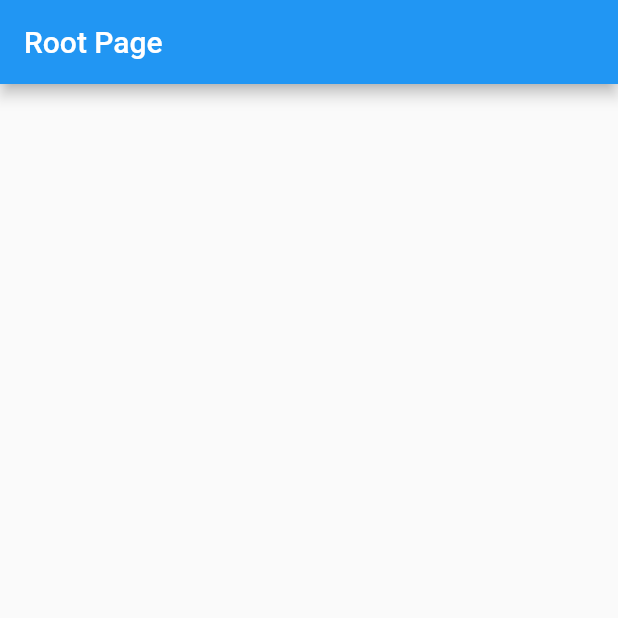
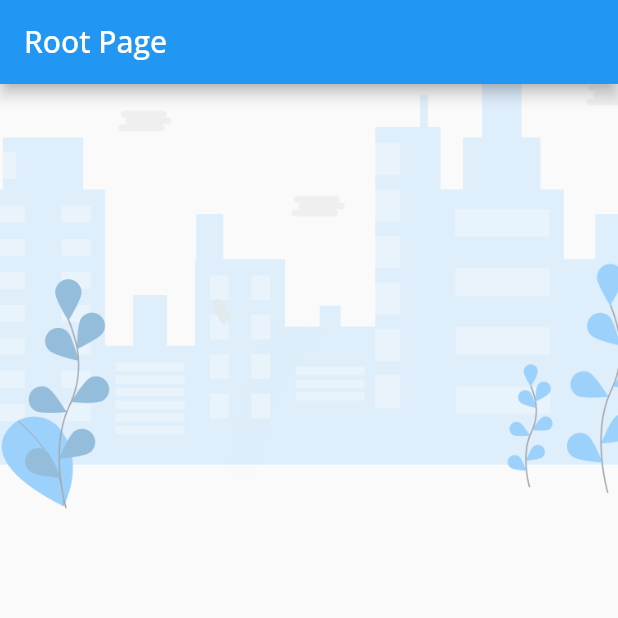
Before and after one commit to CNDvn/ParkingApp-Mobile, a Flutter app: the screen it shows after launch, on a phone screen of 412 x 824 dp, the top half of it. Run offline on Flutter 3.47's test engine with Material 2 defaults, Android fonts, the phone set to English and light mode, and no system bars.

Commit message:
add font family and images config path image

```diff
--- a/lib/constants/assets_path.dart
+++ b/lib/constants/assets_path.dart
@@ -1 +1,4 @@
-// nơi ghi file path ảnh
+class AssetPath {
+  static const String prePath = "assets/images";
+  static const String posterCity = '$prePath/city.png';
+}
--- a/lib/main.dart
+++ b/lib/main.dart
@@ -13,9 +13,7 @@ class MyApp extends StatelessWidget {
   Widget build(BuildContext context) {
     return MaterialApp(
         title: 'Flutter Demo',
-        theme: ThemeData(
-          primarySwatch: Colors.blue,
-        ),
+        theme: ThemeData(primarySwatch: Colors.blue, fontFamily: "OpenSans"),
         home: const RootPage());
   }
 }
--- a/lib/view/rootPage/root_page.dart
+++ b/lib/view/rootPage/root_page.dart
@@ -1,4 +1,5 @@
 import 'package:flutter/material.dart';
+import 'package:parkingappmobile/constants/assets_path.dart';
 
 class RootPage extends StatelessWidget {
   const RootPage({Key? key}) : super(key: key);
@@ -9,7 +10,9 @@ class RootPage extends StatelessWidget {
       appBar: AppBar(
         title: const Text("Root Page"),
       ),
-      body: Container(),
+      body: Column(
+        children: [Image.asset(AssetPath.posterCity)],
+      ),
     );
   }
 }
```
Also changed, not shown: pubspec.yaml (+8 -15 lines), assets/images/city.png (added), fonts/OpenSans-VariableFont_wdth,wght.ttf (added), 1 other file.
